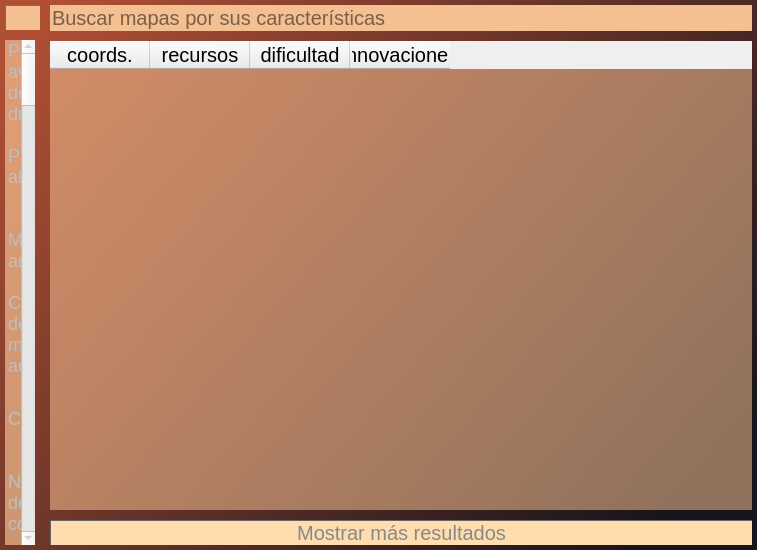
This is ui/ui_mainwindow.ui in Bruno-Heit/Surviving-Mars-map-seeker as Qt 5 draws it before an edit. The edited form follows.
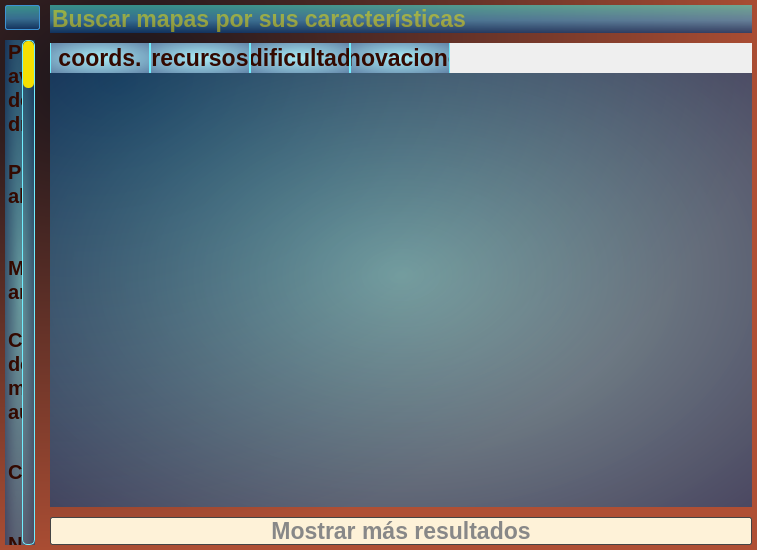
This is the edited form.

```diff
--- a/ui/ui_mainwindow.ui
+++ b/ui/ui_mainwindow.ui
@@ -19,31 +19,35 @@
   <property name="windowTitle">
    <string>MainWindow</string>
   </property>
-  <property name="styleSheet">
-   <string notr="true">* {
-	font-family: &quot;Tw Cen MT&quot;, &quot;Arial&quot;;
-	font-size: 20px;
-}</string>
-  </property>
   <property name="tabShape">
    <enum>QTabWidget::Rounded</enum>
   </property>
   <widget class="QWidget" name="centralwidget">
    <property name="styleSheet">
-    <string notr="true">#centralwidget {
-	background-color: qlineargradient(spread:pad, x1:0, y1:0.131, x2:1, y2:0.761, stop:0 rgba(175, 79, 52, 255), stop:1 rgba(23, 20, 27, 255));
+    <string notr="true">* {
+	font-family: &quot;VertigoFLF&quot;, &quot;Tw Cen MT&quot;, &quot;Arial&quot;;
+	font-weight: bold;
+	font-size: 23px;
+	color: rgba(51, 9, 0, 1);
+}
+
+
+#centralwidget {
+	background-color: qradialgradient(spread:pad, cx:0, cy:0, radius:1.034, fx:0.16, fy:0.152, stop:0 rgba(23, 20, 27, 255), stop:1 rgba(175, 79, 52, 255));
 }
 
 
 QLineEdit,
 QPushButton {
-	background-color: rgba(244, 191, 145, 1);
+	background-color: qlineargradient(spread:pad, x1:0.5, y1:1, x2:0.5, y2:0, stop:0 rgba(8, 58, 117, 180), stop:0.450282 rgba(61, 156, 210, 160), stop:1 rgba(67, 239, 224, 140));
+	color: #F5E002;
 }
+
+
 QPushButton {
-	border: none;
-	border-top: 1px outset;
-	border-left: 1px outset;
-	border-color: rgb(126, 57, 39);
+	border: 1px solid;
+	border-color: rgb(61, 146, 210);
+	border-radius: 2px;
 }
 QPushButton:pressed {
 	border-top: 1px inset;
@@ -52,19 +56,77 @@
 }
 QPushButton:!enabled {
 	border-color: #444;
-	background-color: rgba(255, 221, 175, 1);
+	background-color: rgba(254, 242, 216, 1);
 	color: #888;
 }
 
 
-QTableView {
-	background-color: rgba(244, 191, 145, 0.55);
+QTableWidget,
+QListWidget,
+QHeaderView::section {
+	background-color: qradialgradient(spread:pad, cx:0.5, cy:0.5, radius:0.749, fx:0.5, fy:0.5, stop:0 rgba(113, 238, 254, 140), stop:1 rgba(8, 58, 117, 160));
+}
+QHeaderView::section {
+	border: none;
+	border-right: 1px solid;
+	border-left: 1px solid;
+	border-color: rgba(113, 238, 254, 1);
 }
 
 
 QListWidget {
-	background-color: rgba(244, 191, 145, 0.7);
-	font-size: 18px;
+	font-size: 20px;
+}
+
+
+/* scrollbars */
+QScrollBar {
+	background-color: transparent;
+	border: 1px solid rgba(113, 238, 254, 1);
+	border-radius: 5px;
+}
+QScrollBar:groove {
+	border-radius: 5px;
+}
+QScrollBar::handle {
+	background-color: rgba(245, 224, 2, 1);
+	border-radius: 5px;
+}
+QScrollBar::handle:pressed {
+	background-color: rgba(255, 244, 22, 1);
+}
+QScrollBar::sub-line {
+	width: 0;
+	height: 0;
+	background: none;
+}
+QScrollBar::add-line {
+	width: 0;
+	height: 0;
+	background: none;
+}
+
+
+/*vertical scrollbars*/
+QScrollBar:vertical {
+	width: 13px;
+}
+QScrollBar::handle:vertical {
+	min-height: 15px;
+}
+QScrollBar::sub-page:vertical {
+	background: none;
+}
+QScrollBar::add-page:vertical {
+	background: none;
+}
+
+/*horizontal scrollbars*/
+QScrollBar:horizontal {
+	height: 13px;
+}
+QScrollBar::handle:horizontal {
+	min-width: 15px;
 }</string>
    </property>
    <layout class="QHBoxLayout" name="horizontalLayout" stretch="1,3">
```
Left out of the diff: 5 changed lines with no effect on the pictures.
